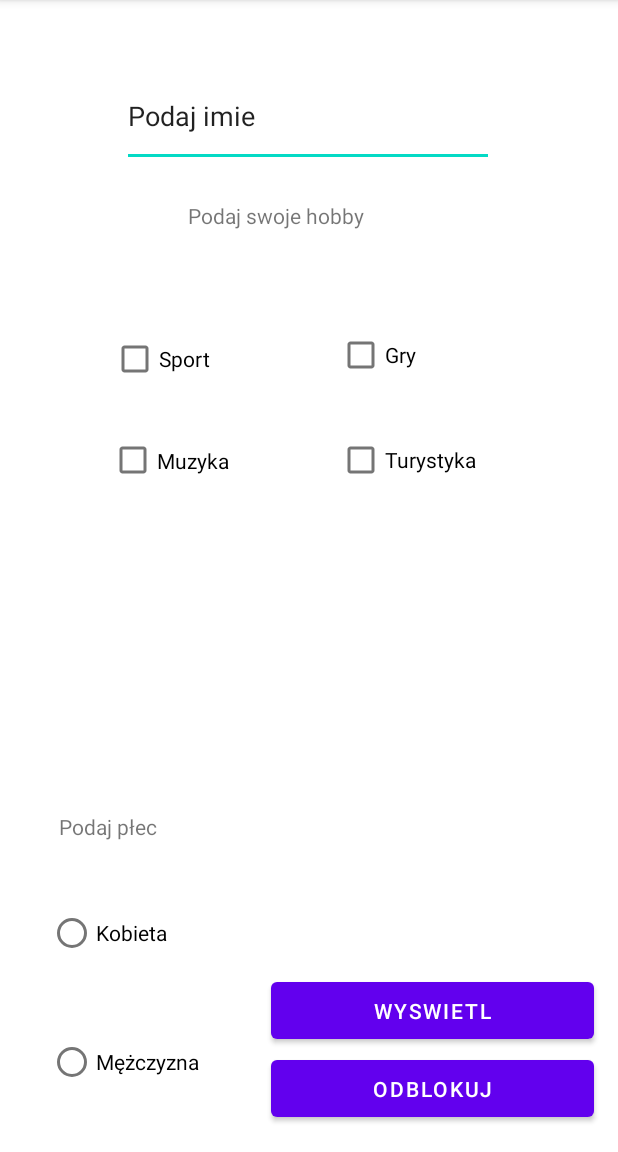
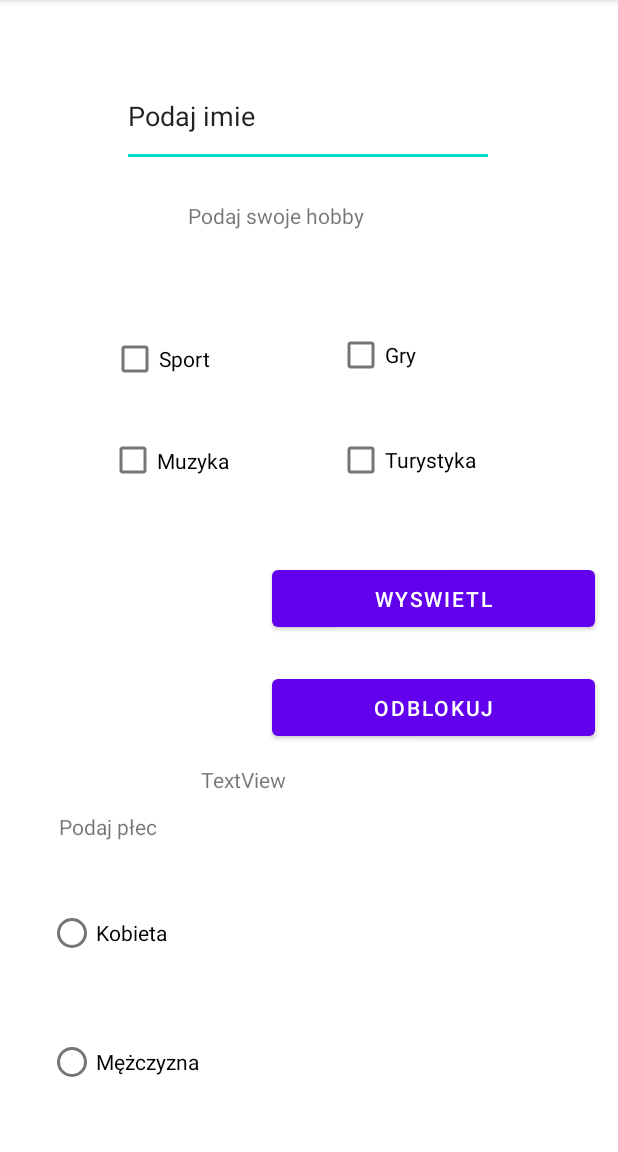
Before and after one commit to JeremiJD/NA_OCENE, an Android app: the screen it shows after launch (MainActivity), on a phone screen of 412 x 824 dp, the part 84-1236 px from its top. Run offline under Robolectric (Android 15) with nearby library versions, the phone set to English and light mode, and no system bars; 1 statement that could not run was skipped.

Commit message:
działanie

```diff
--- a/app/src/main/res/layout/activity_main.xml
+++ b/app/src/main/res/layout/activity_main.xml
@@ -123,10 +123,10 @@
         android:text="ODBLOKUJ"
         app:layout_constraintBottom_toBottomOf="parent"
         app:layout_constraintEnd_toEndOf="parent"
-        app:layout_constraintHorizontal_bias="0.918"
+        app:layout_constraintHorizontal_bias="0.923"
         app:layout_constraintStart_toStartOf="parent"
         app:layout_constraintTop_toTopOf="parent"
-        app:layout_constraintVertical_bias="0.976" />
+        app:layout_constraintVertical_bias="0.622" />
 
     <Button
         android:id="@+id/show_btn"
@@ -135,9 +135,21 @@
         android:text="WYSWIETL"
         app:layout_constraintBottom_toBottomOf="parent"
         app:layout_constraintEnd_toEndOf="parent"
-        app:layout_constraintHorizontal_bias="0.918"
+        app:layout_constraintHorizontal_bias="0.923"
         app:layout_constraintStart_toStartOf="parent"
         app:layout_constraintTop_toTopOf="parent"
-        app:layout_constraintVertical_bias="0.903" />
+        app:layout_constraintVertical_bias="0.521" />
+
+    <TextView
+        android:id="@+id/Wyniki"
+        android:layout_width="262dp"
+        android:layout_height="253dp"
+        android:text="TextView"
+        app:layout_constraintBottom_toBottomOf="parent"
+        app:layout_constraintEnd_toEndOf="parent"
+        app:layout_constraintHorizontal_bias="0.892"
+        app:layout_constraintStart_toStartOf="parent"
+        app:layout_constraintTop_toTopOf="parent"
+        app:layout_constraintVertical_bias="0.991" />
 
 </androidx.constraintlayout.widget.ConstraintLayout>
```
Also changed, not shown: app/src/main/java/com/example/zadanie/MainActivity.kt (+58 -5 lines).
